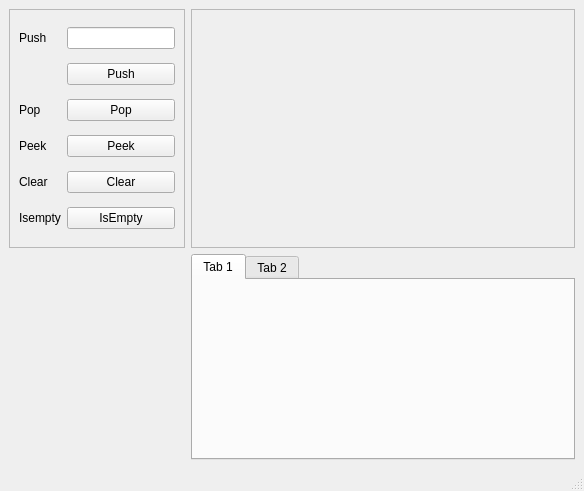
Above: MainWindow.ui from wynnee0110/Data-Structure-Visualizer before the change. Below: the same form after it.
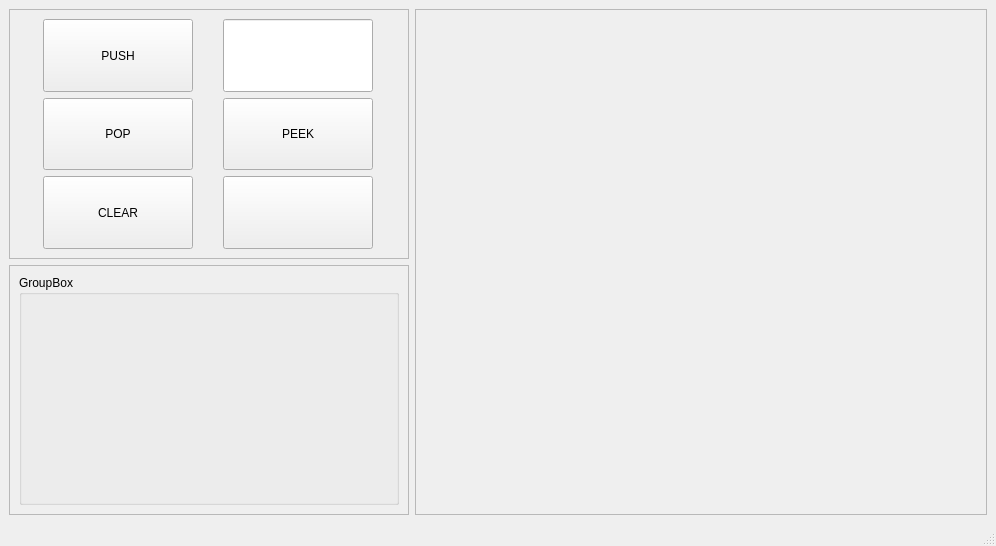
That is the form after the change.

Patch:
```diff
--- a/MainWindow.ui
+++ b/MainWindow.ui
@@ -6,17 +6,23 @@
    <rect>
     <x>0</x>
     <y>0</y>
-    <width>584</width>
-    <height>491</height>
+    <width>996</width>
+    <height>546</height>
    </rect>
   </property>
   <property name="windowTitle">
    <string>MainWindow</string>
   </property>
   <widget class="QWidget" name="centralwidget">
-   <layout class="QFormLayout" name="formLayout">
+   <layout class="QGridLayout" name="gridLayout">
     <item row="0" column="0">
      <widget class="QFrame" name="frame">
+      <property name="maximumSize">
+       <size>
+        <width>400</width>
+        <height>400</height>
+       </size>
+      </property>
       <property name="frameShape">
        <enum>QFrame::Shape::StyledPanel</enum>
       </property>
@@ -24,124 +30,132 @@
        <enum>QFrame::Shadow::Raised</enum>
       </property>
       <layout class="QGridLayout" name="gridLayout_2">
+       <item row="2" column="0">
+        <widget class="QPushButton" name="pushButton_7">
+         <property name="maximumSize">
+          <size>
+           <width>150</width>
+           <height>150</height>
+          </size>
+         </property>
+         <property name="text">
+          <string>CLEAR</string>
+         </property>
+        </widget>
+       </item>
        <item row="0" column="1">
         <widget class="QLineEdit" name="lineEdit">
+         <property name="maximumSize">
+          <size>
+           <width>150</width>
+           <height>150</height>
+          </size>
+         </property>
          <property name="text">
           <string/>
          </property>
         </widget>
        </item>
-       <item row="5" column="1">
-        <widget class="QPushButton" name="pushButton_5">
-         <property name="text">
-          <string>IsEmpty</string>
-         </property>
-        </widget>
-       </item>
-       <item row="4" column="1">
-        <widget class="QPushButton" name="pushButton_4">
-         <property name="text">
-          <string>Clear</string>
-         </property>
-        </widget>
-       </item>
-       <item row="1" column="1">
-        <widget class="QPushButton" name="pushButton">
-         <property name="text">
-          <string>Push</string>
-         </property>
-        </widget>
-       </item>
-       <item row="0" column="0">
-        <widget class="QLabel" name="label">
-         <property name="text">
-          <string>Push</string>
-         </property>
-        </widget>
-       </item>
        <item row="2" column="1">
+        <widget class="QPushButton" name="pushButton_6">
+         <property name="maximumSize">
+          <size>
+           <width>150</width>
+           <height>150</height>
+          </size>
+         </property>
+         <property name="text">
+          <string/>
+         </property>
+        </widget>
+       </item>
+       <item row="1" column="0">
         <widget class="QPushButton" name="pushButton_2">
-         <property name="text">
-          <string>Pop</string>
+         <property name="maximumSize">
+          <size>
+           <width>150</width>
+           <height>150</height>
+          </size>
          </property>
-        </widget>
-       </item>
-       <item row="3" column="0">
-        <widget class="QLabel" name="label_3">
          <property name="text">
-          <string>Peek</string>
+          <string>POP</string>
          </property>
         </widget>
        </item>
-       <item row="2" column="0">
-        <widget class="QLabel" name="label_2">
-         <property name="text">
-          <string>Pop</string>
+       <item row="1" column="1">
+        <widget class="QPushButton" name="pushButton_5">
+         <property name="maximumSize">
+          <size>
+           <width>150</width>
+           <height>150</height>
+          </size>
          </property>
-        </widget>
-       </item>
-       <item row="3" column="1">
-        <widget class="QPushButton" name="pushButton_3">
          <property name="text">
-          <string>Peek</string>
+          <string>PEEK</string>
          </property>
         </widget>
        </item>
-       <item row="4" column="0">
-        <widget class="QLabel" name="label_4">
-         <property name="text">
-          <string>Clear</string>
+       <item row="0" column="0">
+        <widget class="QPushButton" name="pushButton">
+         <property name="maximumSize">
+          <size>
+           <width>150</width>
+           <height>150</height>
+          </size>
          </property>
-        </widget>
-       </item>
-       <item row="5" column="0">
-        <widget class="QLabel" name="label_5">
          <property name="text">
-          <string>Isempty</string>
+          <string>PUSH</string>
          </property>
         </widget>
        </item>
       </layout>
      </widget>
     </item>
-    <item row="0" column="1">
-     <widget class="QStackedWidget" name="stackedWidget_2">
-      <property name="frameShape">
-       <enum>QFrame::Shape::StyledPanel</enum>
-      </property>
-      <property name="frameShadow">
-       <enum>QFrame::Shadow::Raised</enum>
-      </property>
-      <widget class="QWidget" name="stackedWidget_2Page1" native="true"/>
-     </widget>
-    </item>
-    <item row="1" column="1">
-     <widget class="QTabWidget" name="tabWidget">
-      <property name="minimumSize">
-       <size>
-        <width>0</width>
-        <height>206</height>
-       </size>
-      </property>
+    <item row="1" column="0">
+     <widget class="QFrame" name="frame_3">
       <property name="maximumSize">
        <size>
-        <width>16777215</width>
-        <height>206</height>
+        <width>400</width>
+        <height>400</height>
        </size>
       </property>
-      <property name="currentIndex">
-       <number>0</number>
+      <property name="frameShape">
+       <enum>QFrame::Shape::StyledPanel</enum>
       </property>
-      <widget class="QWidget" name="tab">
-       <attribute name="title">
-        <string>Tab 1</string>
-       </attribute>
-      </widget>
-      <widget class="QWidget" name="tab_2">
-       <attribute name="title">
-        <string>Tab 2</string>
-       </attribute>
-      </widget>
+      <property name="frameShadow">
+       <enum>QFrame::Shadow::Raised</enum>
+      </property>
+      <layout class="QVBoxLayout" name="verticalLayout_3">
+       <item>
+        <widget class="QGroupBox" name="groupBox">
+         <property name="title">
+          <string>GroupBox</string>
+         </property>
+        </widget>
+       </item>
+      </layout>
+     </widget>
+    </item>
+    <item row="0" column="1" rowspan="2">
+     <widget class="QFrame" name="frame_2">
+      <property name="frameShape">
+       <enum>QFrame::Shape::StyledPanel</enum>
+      </property>
+      <property name="frameShadow">
+       <enum>QFrame::Shadow::Raised</enum>
+      </property>
+      <layout class="QVBoxLayout" name="verticalLayout">
+       <item>
+        <widget class="QWidget" name="canvasContainer" native="true">
+         <property name="minimumSize">
+          <size>
+           <width>0</width>
+           <height>0</height>
+          </size>
+         </property>
+        </widget>
+       </item>
+      </layout>
      </widget>
     </item>
    </layout>
```
Left out of the diff: 2 changed lines with no effect on the pictures.
